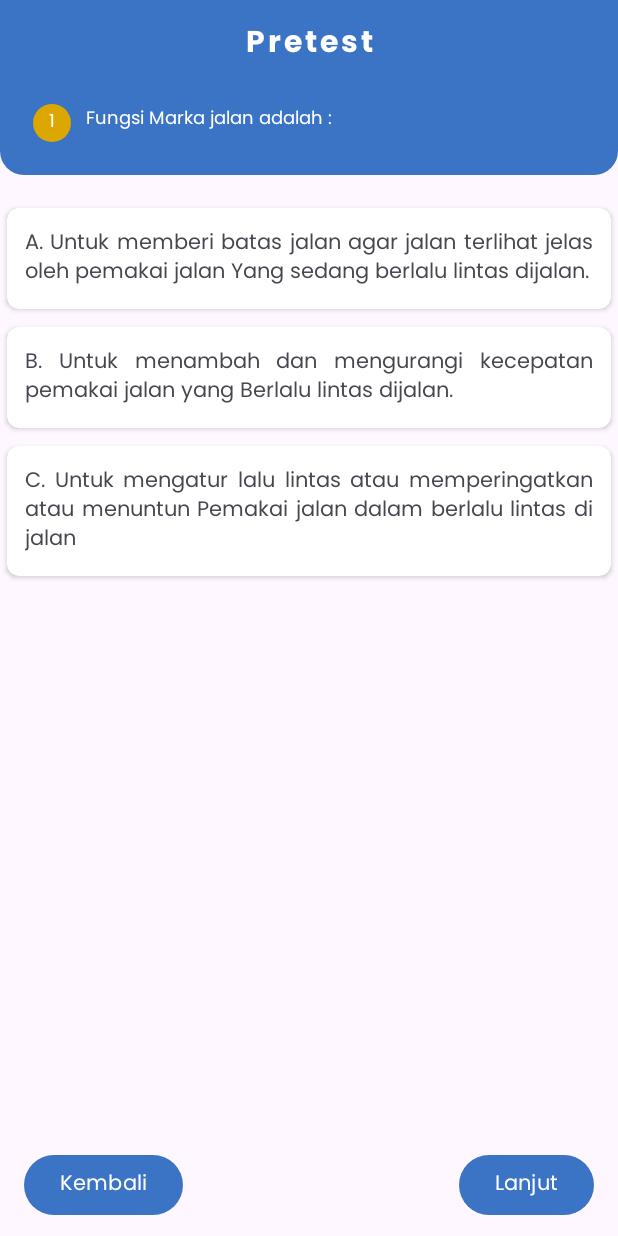
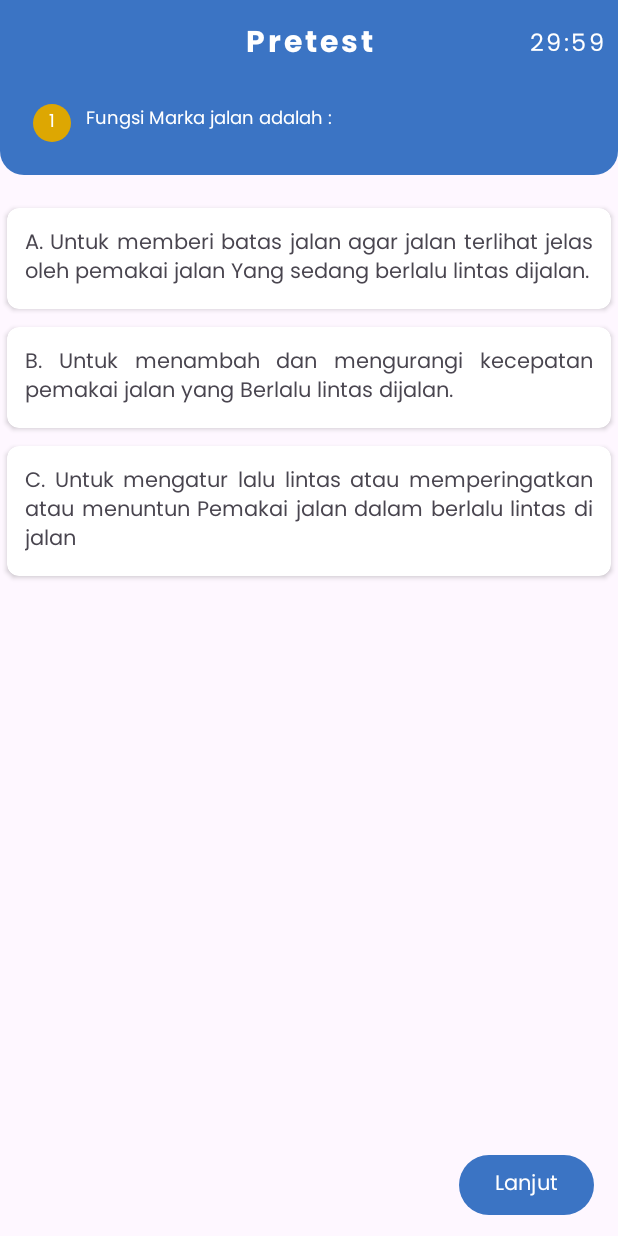
Before and after one commit to amaralfatah/traffic-safety-education-app, an Android app: the PreTestActivity screen opened directly, with no data from a screen before it, on a phone screen of 412 x 824 dp. Run offline under Robolectric (Android 15) with nearby library versions, the phone set to English and light mode, and no system bars; our stand-ins replace Room's generated code.

Commit message:
Update : add timer, hidden btnPrev:at first, btnNexr:at last

```diff
--- a/app/src/main/java/com/eduproject/trafficsafetyeducation/pretest/PreTestActivity.kt
+++ b/app/src/main/java/com/eduproject/trafficsafetyeducation/pretest/PreTestActivity.kt
@@ -5,7 +5,10 @@ import android.app.AlertDialog
 import android.content.Intent
 import android.graphics.Color
 import android.os.Bundle
+import android.os.CountDownTimer
 import android.view.View
+import android.widget.Button
+import android.widget.TextView
 import androidx.appcompat.app.AppCompatActivity
 import androidx.recyclerview.widget.LinearLayoutManager
 import com.eduproject.trafficsafetyeducation.Constanta
@@ -32,6 +35,10 @@ class PreTestActivity : AppCompatActivity() {
     private val userAnswers = mutableMapOf<Int, String>()
     private val answeredCorrectly = mutableMapOf<Int, Boolean>()
 
+    // countdown timer
+    private lateinit var timerTextView: TextView
+    private lateinit var countDownTimer: CountDownTimer
+
     override fun onCreate(savedInstanceState: Bundle?) {
         super.onCreate(savedInstanceState)
         binding = ActivityPreTestBinding.inflate(layoutInflater)
@@ -52,6 +59,9 @@ class PreTestActivity : AppCompatActivity() {
             }
         }
 
+        // countdown timer
+        timerTextView = binding.tvTimer
+        startTimer()
 
     }
 
@@ -84,6 +94,12 @@ class PreTestActivity : AppCompatActivity() {
             }
             binding.rvMultipleChoice.adapter = newAdapter
         }
+
+        val isFirstQuestion = currentIndex == 0
+        val isLastQuestion = currentIndex == data.size - 1
+
+        binding.prevButton.visibility = if (isFirstQuestion) View.INVISIBLE else View.VISIBLE
+        binding.nextButton.visibility = if (isLastQuestion) View.INVISIBLE else View.VISIBLE
     }
 
     private fun updateImage(imageName: String) {
@@ -171,6 +187,39 @@ class PreTestActivity : AppCompatActivity() {
             .getButton(AlertDialog.BUTTON_POSITIVE).setTextColor(Color.RED)
     }
 
+    private fun startTimer() {
+        countDownTimer = object : CountDownTimer(1800000, 1000) {
+            override fun onTick(millisUntilFinished: Long) {
+                val minutes = millisUntilFinished / 1000 / 60
+                val seconds = millisUntilFinished / 1000 % 60
+                timerTextView.text = String.format("%02d:%02d", minutes, seconds)
+            }
+            override fun onFinish() {
+                timerTextView.text = "00:00"
+                showRestartDialog()
+            }
+        }
+
+        countDownTimer.start()
+    }
+
+    private fun showRestartDialog() {
+        val builder = AlertDialog.Builder(this)
+        builder.setTitle("Waktu Habis")
+        builder.setMessage("Apakah kamu ingin memulai lagi?")
+        builder.setPositiveButton("Mulai Lagi") { _, _ ->
+            timerTextView.text = "30:00"
+            currentIndex = 0
+            correctAnswerCount = 0
+            userAnswers.clear()
+            answeredCorrectly.clear()
+            pretestViewModel.pretest.value?.let { updateQuestion(it) }
+            startTimer()
+        }
+        builder.setCancelable(false)
+        val dialog = builder.create()
+        dialog.show()
+    }
 
 
 }
--- a/app/src/main/res/layout/activity_pre_test.xml
+++ b/app/src/main/res/layout/activity_pre_test.xml
@@ -43,6 +43,30 @@
                     app:layout_constraintTop_toTopOf="parent"
                     app:layout_constraintStart_toStartOf="parent"
                     app:layout_constraintEnd_toEndOf="parent"/>
+
+                <TextView
+                    android:id="@+id/tvTimer"
+                    android:layout_width="wrap_content"
+                    android:layout_height="wrap_content"
+                    android:fontFamily="@font/poppins_regular"
+                    android:letterSpacing="0.1"
+                    android:gravity="center"
+                    android:padding="4dp"
+                    android:text="30:00"
+                    android:textColor="@color/white"
+                    android:textSize="16sp"
+                    app:layout_constraintBottom_toBottomOf="@+id/tvPretest"
+                    app:layout_constraintEnd_toEndOf="parent"
+                    app:layout_constraintTop_toTopOf="@+id/tvPretest" />
+
+<!--                <Button-->
+<!--                    android:id="@+id/btnTimer"-->
+<!--                    android:layout_width="wrap_content"-->
+<!--                    android:layout_height="wrap_content"-->
+<!--                    app:layout_constraintBottom_toBottomOf="@+id/tvPretest"-->
+<!--                    android:text="Mulai"-->
+<!--                    app:layout_constraintStart_toStartOf="parent"-->
+<!--                    app:layout_constraintTop_toTopOf="@+id/tvPretest" />-->
 
                 <androidx.constraintlayout.widget.ConstraintLayout
                     android:layout_width="match_parent"
--- a/app/src/main/res/values/strings.xml
+++ b/app/src/main/res/values/strings.xml
@@ -13,7 +13,7 @@
     <string name="judul_2">Aturan Berlalu Lintas dan Marka Jalan yang Benar</string>
     <string name="pengantar_materi_2">\tSebelum kita melaju di jalan, ada hal-hal penting yang harus dipersiapkan untuk memastikan keselamatan saat berkendara.</string>
     <string name="kesimpulan_materi_2">\tIngat, keamanan saat berkendara merupakan tanggung jawab bersama. Selalu waspada, patuhi aturan lalu lintas, dan jaga keselamatan diri serta semua pengguna jalan lainnya 🛵🌟</string>
-    <string name="selamat_telah_selesai">\tSelamat! Kamu udah berhasil menyelesaikan perjalanan kamu di Traffic Safety Education! Keren banget! Semoga pengetahuan dari pretest, materi, dan postest bisa jadi bekal yang super berguna buat aman berkendara kamu. Tetap jaga kewaspadaan ya, dan terus tingkatkan kesadaran tentang keselamatan berlalu lintas. Sekali lagi selamat buat kamu!</string>
+    <string name="selamat_telah_selesai">\tSelamat! Kamu sudah berhasil menyelesaikan perjalanan kamu di Traffic Safety Education! Keren banget! Semoga pengetahuan dari pretest, materi, dan postest bisa jadi bekal yang berguna buat keamanan berkendara kamu. Tetap jaga kewaspadaan ya, dan terus tingkatkan kesadaran tentang keselamatan berlalu lintas. Sekali lagi selamat buat kamu!</string>
     <string name="lorem">is simply dummy text of the printing and typesetting industry. Lorem Ipsum has been the industry\'s standard dummy text ever since the 1500s, when an unknown printer took a galley of type and scrambled it to make a type specimen book. It has survived not only five centuries, but also the leap into electronic typesetting, remaining essentially unchan</string>
     <string name="nomor">25</string>
     <string name="next">Lanjut</string>
```
Also changed, not shown: app/src/main/java/com/eduproject/trafficsafetyeducation/posttest/PosttestActivity.kt (+49 -0 lines), app/src/main/res/layout/activity_posttest.xml (+15 -0 lines).
